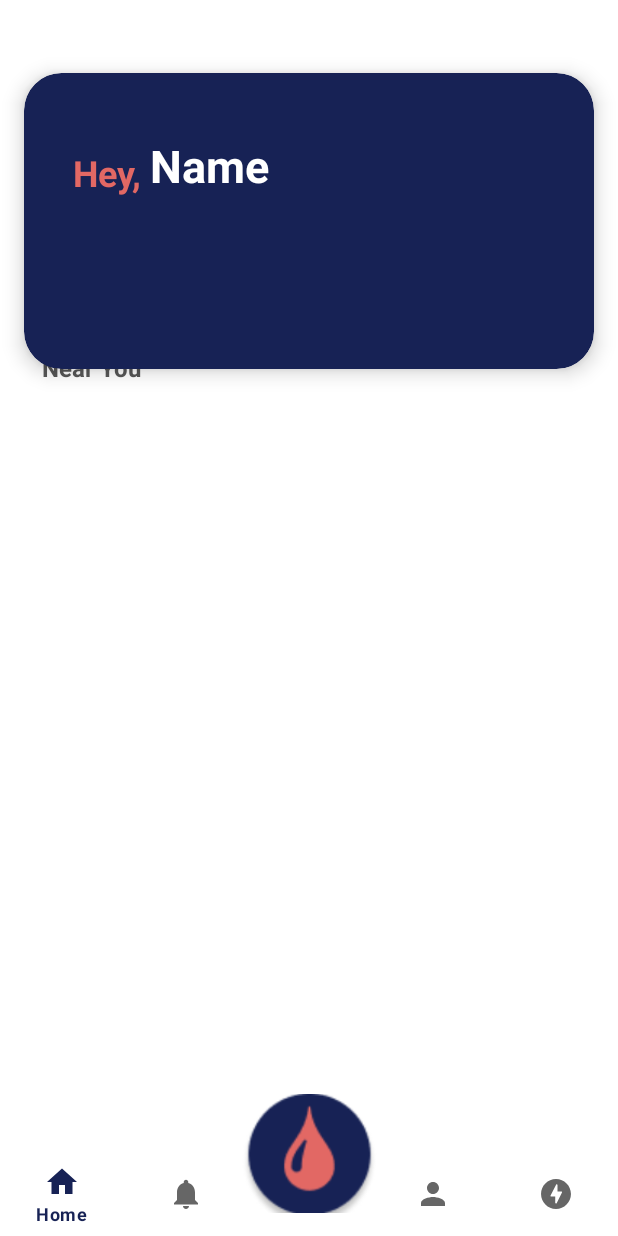
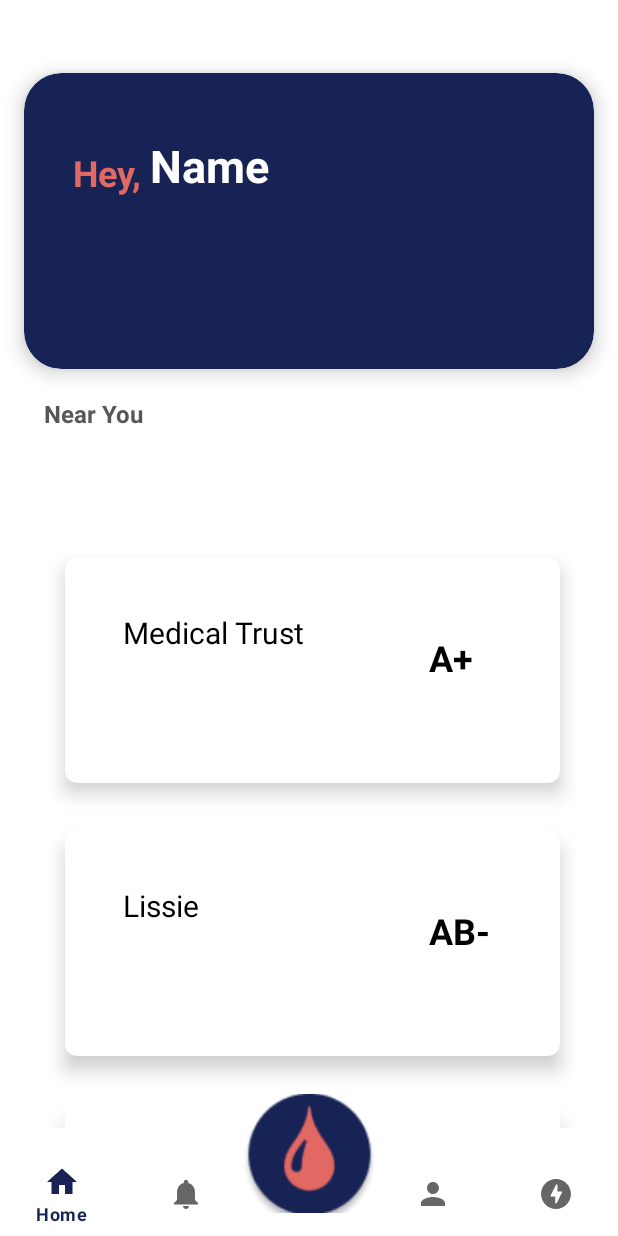
Before and after one commit to kiranajik/drops, an Android app: the HomeFragment screen opened directly, with no data from a screen before it, on a phone screen of 412 x 824 dp. Run offline under Robolectric (Android 15) with nearby library versions, the phone set to English and light mode, and no system bars; our stand-ins replace Firebase (no records; nobody signed in at launch, a user with empty details on screens opened directly).

Commit message:
Recycler View with fragment dummy data

```diff
--- a/app/src/main/java/co/kirel/drops/HomeFragment.java
+++ b/app/src/main/java/co/kirel/drops/HomeFragment.java
@@ -5,6 +5,8 @@ import android.os.Bundle;
 import androidx.annotation.NonNull;
 import androidx.annotation.Nullable;
 import androidx.fragment.app.Fragment;
+import androidx.recyclerview.widget.LinearLayoutManager;
+import androidx.recyclerview.widget.RecyclerView;
 
 import android.util.Log;
 import android.view.LayoutInflater;
@@ -18,11 +20,17 @@ import com.google.firebase.firestore.DocumentReference;
 import com.google.firebase.firestore.DocumentSnapshot;
 import com.google.firebase.firestore.FirebaseFirestore;
 
+import java.util.ArrayList;
+
 public class HomeFragment extends Fragment {
 
     TextView uname;
     String Name;
     FirebaseFirestore firestore;
+    private ArrayList<Requirements> reqsArraylist;
+    private String[] reqsNames;
+    private String[] reqsgp;
+    private RecyclerView recyclerView;
 
     public HomeFragment() {
         // Required empty public constructor
@@ -51,10 +59,17 @@ public class HomeFragment extends Fragment {
 
         donor_home activity = (donor_home) getActivity();
         String myEmail = activity.getMyData();
+        firestore=FirebaseFirestore.getInstance();
+        uname=view.findViewById(R.id.uname);
 
-        firestore=FirebaseFirestore.getInstance();
+        dataInitialize();
 
-        uname=view.findViewById(R.id.uname);
+        recyclerView= view.findViewById(R.id.recyclerView);
+        recyclerView.setLayoutManager(new LinearLayoutManager(getContext()));
+        recyclerView.setHasFixedSize(true);
+        MyAdapter myAdapter = new MyAdapter(getContext(),reqsArraylist);
+        recyclerView.setAdapter(myAdapter);
+        myAdapter.notifyDataSetChanged();
 
         DocumentReference docRef = firestore.collection("Donor").document(myEmail);
         docRef.get().addOnCompleteListener(new OnCompleteListener<DocumentSnapshot>() {
@@ -74,4 +89,34 @@ public class HomeFragment extends Fragment {
             }
         });
     }
+
+    private void dataInitialize() {
+        reqsArraylist = new ArrayList<>();
+
+        reqsNames= new String[]{
+
+                getString(R.string.head1),
+                getString(R.string.head2),
+                getString(R.string.head3),
+                getString(R.string.head4),
+                getString(R.string.head5),
+                getString(R.string.head6),
+        };
+
+        reqsgp= new String[]{
+                getString(R.string.bg1),
+                getString(R.string.bg2),
+                getString(R.string.bg3),
+                getString(R.string.bg4),
+                getString(R.string.bg5),
+                getString(R.string.bg6),
+        };
+
+        for (int i=0; i< reqsNames.length; i++)
+        {
+            Requirements requirements= new Requirements(reqsNames[i],reqsgp[i]);
+            reqsArraylist.add(requirements);
+        }
+
+    }
 }
--- /dev/null
+++ b/app/src/main/java/co/kirel/drops/MyAdapter.java
@@ -0,0 +1,56 @@
+package co.kirel.drops;
+
+import android.content.Context;
+import android.view.LayoutInflater;
+import android.view.View;
+import android.view.ViewGroup;
+import android.widget.TextView;
+
+import androidx.annotation.NonNull;
+import androidx.recyclerview.widget.RecyclerView;
+
+import java.util.ArrayList;
+
+public class MyAdapter extends RecyclerView.Adapter<MyAdapter.MyViewHolder> {
+
+    Context context;
+    ArrayList<Requirements> requirementsArrayList;
+
+    public MyAdapter(Context context, ArrayList<Requirements> requirementsArrayList) {
+        this.context=context;
+        this.requirementsArrayList= requirementsArrayList;
+    }
+
+    @NonNull
+    @Override
+    public MyViewHolder onCreateViewHolder(@NonNull ViewGroup parent, int viewType) {
+
+        View v =LayoutInflater.from(context).inflate(R.layout.listitem,parent,false);
+        return new MyViewHolder(v);
+    }
+
+    @Override
+    public void onBindViewHolder(@NonNull MyViewHolder holder, int position) {
+
+        Requirements requirements= requirementsArrayList.get(position);
+        holder.tvhn.setText(requirements.hname);
+        holder.tvbg.setText(requirements.bg);
+
+    }
+
+    @Override
+    public int getItemCount() {
+        return requirementsArrayList.size();
+    }
+
+    public static  class MyViewHolder extends RecyclerView.ViewHolder{
+
+        TextView tvhn,tvbg;
+
+        public MyViewHolder(@NonNull View itemView) {
+            super(itemView);
+            tvhn=itemView.findViewById(R.id.tvhosname);
+            tvbg=itemView.findViewById(R.id.tvbloodgrp);
+        }
+    }
+}
--- /dev/null
+++ b/app/src/main/java/co/kirel/drops/Requirements.java
@@ -0,0 +1,11 @@
+package co.kirel.drops;
+
+public class Requirements {
+
+    String hname,bg;
+
+    public Requirements(String hname, String bg) {
+        this.hname = hname;
+        this.bg = bg;
+    }
+}
--- /dev/null
+++ b/app/src/main/res/drawable/ic_baseline_settings_24.xml
@@ -0,0 +1,5 @@
+<vector android:height="24dp" android:tint="#000000"
+    android:viewportHeight="24" android:viewportWidth="24"
+    android:width="24dp" xmlns:android="http://schemas.android.com/apk/res/android">
+    <path android:fillColor="@android:color/white" android:pathData="M19.14,12.94c0.04,-0.3 0.06,-0.61 0.06,-0.94c0,-0.32 -0.02,-0.64 -0.07,-0.94l2.03,-1.58c0.18,-0.14 0.23,-0.41 0.12,-0.61l-1.92,-3.32c-0.12,-0.22 -0.37,-0.29 -0.59,-0.22l-2.39,0.96c-0.5,-0.38 -1.03,-0.7 -1.62,-0.94L14.4,2.81c-0.04,-0.24 -0.24,-0.41 -0.48,-0.41h-3.84c-0.24,0 -0.43,0.17 -0.47,0.41L9.25,5.35C8.66,5.59 8.12,5.92 7.63,6.29L5.24,5.33c-0.22,-0.08 -0.47,0 -0.59,0.22L2.74,8.87C2.62,9.08 2.66,9.34 2.86,9.48l2.03,1.58C4.84,11.36 4.8,11.69 4.8,12s0.02,0.64 0.07,0.94l-2.03,1.58c-0.18,0.14 -0.23,0.41 -0.12,0.61l1.92,3.32c0.12,0.22 0.37,0.29 0.59,0.22l2.39,-0.96c0.5,0.38 1.03,0.7 1.62,0.94l0.36,2.54c0.05,0.24 0.24,0.41 0.48,0.41h3.84c0.24,0 0.44,-0.17 0.47,-0.41l0.36,-2.54c0.59,-0.24 1.13,-0.56 1.62,-0.94l2.39,0.96c0.22,0.08 0.47,0 0.59,-0.22l1.92,-3.32c0.12,-0.22 0.07,-0.47 -0.12,-0.61L19.14,12.94zM12,15.6c-1.98,0 -3.6,-1.62 -3.6,-3.6s1.62,-3.6 3.6,-3.6s3.6,1.62 3.6,3.6S13.98,15.6 12,15.6z"/>
+</vector>
--- a/app/src/main/res/layout/fragment_home.xml
+++ b/app/src/main/res/layout/fragment_home.xml
@@ -8,14 +8,14 @@
 
     <androidx.recyclerview.widget.RecyclerView
         android:id="@+id/recyclerView"
-        android:layout_width="407dp"
-        android:layout_height="575dp"
+        android:layout_width="357dp"
+        android:layout_height="396dp"
         app:layout_constraintBottom_toBottomOf="parent"
         app:layout_constraintEnd_toEndOf="parent"
-        app:layout_constraintHorizontal_bias="0.5"
         app:layout_constraintStart_toStartOf="parent"
-        app:layout_constraintTop_toBottomOf="@+id/textView"
-        app:layout_constraintVertical_bias="1.0" />
+        app:layout_constraintTop_toBottomOf="@+id/cardView"
+        app:layout_constraintVertical_bias="0.871"
+        tools:listitem="@layout/listitem" />
 
     <TextView
         android:id="@+id/textView"
@@ -27,12 +27,13 @@
         android:textStyle="bold"
         app:layout_constraintBottom_toBottomOf="parent"
         app:layout_constraintEnd_toEndOf="parent"
-        app:layout_constraintHorizontal_bias="0.081"
+        app:layout_constraintHorizontal_bias="0.084"
         app:layout_constraintStart_toStartOf="parent"
-        app:layout_constraintTop_toTopOf="parent"
-        app:layout_constraintVertical_bias="0.314" />
+        app:layout_constraintTop_toBottomOf="@+id/cardView"
+        app:layout_constraintVertical_bias="0.037" />
 
     <androidx.cardview.widget.CardView
+        android:id="@+id/cardView"
         android:layout_width="match_parent"
         android:layout_height="197dp"
         android:layout_margin="16dp"
--- /dev/null
+++ b/app/src/main/res/layout/listitem.xml
@@ -0,0 +1,44 @@
+<?xml version="1.0" encoding="utf-8"?>
+<androidx.cardview.widget.CardView xmlns:android="http://schemas.android.com/apk/res/android"
+    xmlns:tools="http://schemas.android.com/tools"
+    android:layout_width="330dp"
+    android:layout_height="150dp"
+    xmlns:app="http://schemas.android.com/apk/res-auto"
+    app:cardElevation="8dp"
+    app:cardCornerRadius="8dp"
+    android:layout_margin="16dp"
+    android:layout_gravity="center_horizontal">
+
+    <androidx.constraintlayout.widget.ConstraintLayout
+        android:layout_width="match_parent"
+        android:layout_height="match_parent">
+
+        <TextView
+            android:id="@+id/tvhosname"
+            android:layout_width="185dp"
+            android:layout_height="79dp"
+            android:hint="Hospital name"
+            android:textColor="#000000"
+            android:textSize="20sp"
+            app:layout_constraintBottom_toBottomOf="parent"
+            app:layout_constraintEnd_toEndOf="parent"
+            app:layout_constraintHorizontal_bias="0.268"
+            app:layout_constraintStart_toStartOf="parent"
+            app:layout_constraintTop_toTopOf="parent"
+            app:layout_constraintVertical_bias="0.507" />
+
+        <TextView
+            android:id="@+id/tvbloodgrp"
+            android:layout_width="61dp"
+            android:layout_height="50dp"
+            android:hint="Blood Grp"
+            android:textColor="#000000"
+            android:textSize="24sp"
+            android:textStyle="bold"
+            app:layout_constraintBottom_toBottomOf="parent"
+            app:layout_constraintEnd_toEndOf="parent"
+            app:layout_constraintHorizontal_bias="0.422"
+            app:layout_constraintStart_toEndOf="@+id/tvhosname"
+            app:layout_constraintTop_toTopOf="parent" />
+    </androidx.constraintlayout.widget.ConstraintLayout>
+</androidx.cardview.widget.CardView>
--- a/app/src/main/res/values/strings.xml
+++ b/app/src/main/res/values/strings.xml
@@ -6,4 +6,19 @@
     <string name="title_notifications">Notifications</string>
     <!-- TODO: Remove or change this placeholder text -->
     <string name="hello_blank_fragment">Hello blank fragment</string>
+
+    <string name="head1">Medical Trust</string>
+    <string name="head2">Lissie</string>
+    <string name="head3">Kolenchery Medical hospital</string>
+    <string name="head4">Aster Medicity</string>
+    <string name="head5">Medical Trust</string>
+    <string name="head6">AP Varkey</string>
+
+    <string name="bg1">A+</string>
+    <string name="bg2">AB-</string>
+    <string name="bg3">O+</string>
+    <string name="bg4">O-</string>
+    <string name="bg5">B-</string>
+    <string name="bg6">A-</string>
+
 </resources>
```
Also changed, not shown: 1 other file.
